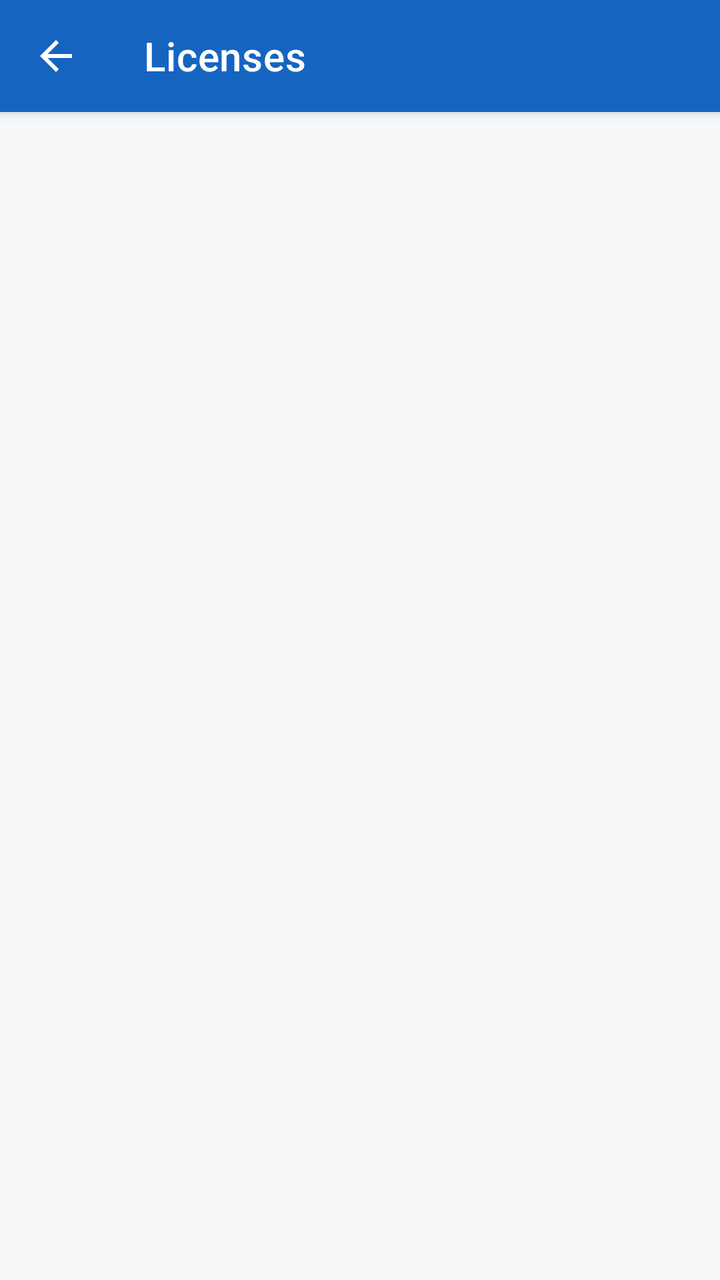
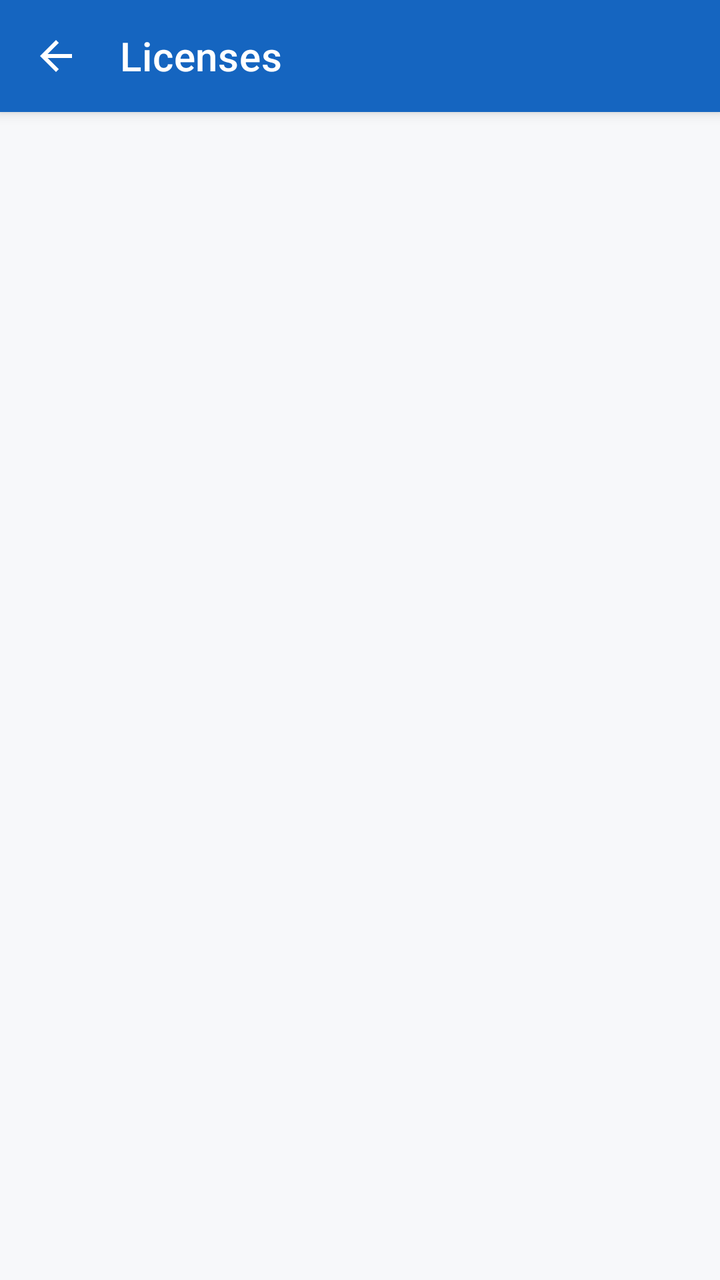

The first picture is an Android layout as it rendered before a commit; the second is the same layout after the commit. The layout source and the unified diff follow.
<!-- AndroidManifest.xml: application theme Theme.Installer -->
<!-- res/layout/activity_licenses.xml -->
<LinearLayout xmlns:android="http://schemas.android.com/apk/res/android"
    xmlns:app="http://schemas.android.com/apk/res-auto"
    android:layout_width="match_parent"
    android:layout_height="match_parent"
    android:orientation="vertical">

    <com.google.android.material.appbar.MaterialToolbar
        android:id="@+id/licenses_top_app_bar"
        android:layout_width="match_parent"
        android:layout_height="@dimen/top_app_bar_height"
        app:navigationContentDescription="@string/action_back"
        app:navigationIcon="@drawable/ic_arrow_back_24"
        app:title="@string/licenses_title" />

    <ScrollView
        android:id="@+id/licenses_scroll"
        android:layout_width="match_parent"
        android:layout_height="0dp"
        android:layout_weight="1"
        android:clipToPadding="false">

        <LinearLayout
            android:id="@+id/licenses_list"
            android:layout_width="match_parent"
            android:layout_height="wrap_content"
            android:orientation="vertical"
            android:paddingTop="8dp"
            android:paddingBottom="24dp" />
    </ScrollView>
</LinearLayout>
<!-- resources referenced by this layout -->
<resources>
  <dimen name="top_app_bar_height">56dp</dimen>
  <!-- drawable ic_arrow_back_24 (drawable) -->
  <vector xmlns:android="http://schemas.android.com/apk/res/android" android:autoMirrored="true" android:height="24dp" android:viewportHeight="24" android:viewportWidth="24" android:width="24dp">
        
      <path android:fillColor="?attr/colorControlNormal" android:pathData="M20,11H7.83l5.59,-5.59L12,4l-8,8 8,8 1.41,-1.41L7.83,13H20v-2z"/>
      
  </vector>
  <string name="action_back">Back</string>
  <string name="licenses_title">Licenses</string>
  <color name="primary">#1565C0</color>
  <color name="primary_dark">#0D47A1</color>
  <color name="accent">#00A676</color>
  <color name="app_bg">#F7F8FA</color>
  <color name="text_primary">#17202A</color>
  <color name="text_secondary">#5C6570</color>
  <color name="surface">#FFFFFF</color>
  <color name="accent_dark">#007A55</color>
  <color name="error">#B00020</color>
  <color name="on_primary">#FFFFFF</color>
  <color name="on_secondary">#000000</color>
  <color name="on_error">#FFFFFF</color>
  <color name="icon_default">#34404A</color>
  <style name="Widget.Installer.Toolbar" parent="Widget.MaterialComponents.Toolbar.Primary">
          <item name="android:background">?attr/colorPrimary</item>
          <item name="titleTextColor">?attr/colorOnPrimary</item>
          <item name="subtitleTextColor">?attr/colorOnPrimary</item>
          <item name="navigationIconTint">?attr/colorOnPrimary</item>
          <item name="itemIconTint">?attr/colorOnPrimary</item>
          <item name="elevation">4dp</item>
      </style>
  <style name="Widget.Installer.Card" parent="Widget.MaterialComponents.CardView">
          <item name="cardBackgroundColor">@color/surface_elevation_2</item>
          <item name="strokeWidth">0dp</item>
          <item name="cardCornerRadius">4dp</item>
          <item name="cardElevation">2dp</item>
          <item name="cardUseCompatPadding">true</item>
      </style>
  <style name="Widget.Installer.BottomNavigation" parent="Widget.MaterialComponents.BottomNavigationView">
          <item name="backgroundTint">?attr/colorSurface</item>
          <item name="itemIconTint">@color/nav_item_tint</item>
          <item name="itemTextColor">@color/nav_item_tint</item>
          <item name="itemRippleColor">@color/control_ripple</item>
          <item name="labelVisibilityMode">labeled</item>
          <item name="elevation">8dp</item>
      </style>
  <color name="surface_elevation_2">#FFFFFF</color>
</resources>

<!-- the commit's change to res/layout/activity_licenses.xml (unified diff, before → after) -->
@@ -6,8 +6,11 @@
 
     <com.google.android.material.appbar.MaterialToolbar
         android:id="@+id/licenses_top_app_bar"
+        style="@style/Widget.Installer.Toolbar"
         android:layout_width="match_parent"
         android:layout_height="@dimen/top_app_bar_height"
+        android:gravity="center_vertical"
+        app:contentInsetStartWithNavigation="0dp"
         app:navigationContentDescription="@string/action_back"
         app:navigationIcon="@drawable/ic_arrow_back_24"
         app:title="@string/licenses_title" />
<!-- resource entries referenced after the edit -->
@@ -9,6 +9,14 @@
   </vector>
   <string name="action_back">Back</string>
   <string name="licenses_title">Licenses</string>
+  <style name="Widget.Installer.Toolbar" parent="Widget.MaterialComponents.Toolbar.Primary">
+          <item name="android:background">?attr/colorPrimary</item>
+          <item name="titleTextColor">?attr/colorOnPrimary</item>
+          <item name="subtitleTextColor">?attr/colorOnPrimary</item>
+          <item name="navigationIconTint">?attr/colorOnPrimary</item>
+          <item name="itemIconTint">?attr/colorOnPrimary</item>
+          <item name="elevation">4dp</item>
+      </style>
   <color name="primary">#1565C0</color>
   <color name="primary_dark">#0D47A1</color>
   <color name="accent">#00A676</color>
@@ -22,14 +30,6 @@
   <color name="on_secondary">#000000</color>
   <color name="on_error">#FFFFFF</color>
   <color name="icon_default">#34404A</color>
-  <style name="Widget.Installer.Toolbar" parent="Widget.MaterialComponents.Toolbar.Primary">
-          <item name="android:background">?attr/colorPrimary</item>
-          <item name="titleTextColor">?attr/colorOnPrimary</item>
-          <item name="subtitleTextColor">?attr/colorOnPrimary</item>
-          <item name="navigationIconTint">?attr/colorOnPrimary</item>
-          <item name="itemIconTint">?attr/colorOnPrimary</item>
-          <item name="elevation">4dp</item>
-      </style>
   <style name="Widget.Installer.Card" parent="Widget.MaterialComponents.CardView">
           <item name="cardBackgroundColor">@color/surface_elevation_2</item>
           <item name="strokeWidth">0dp</item>
